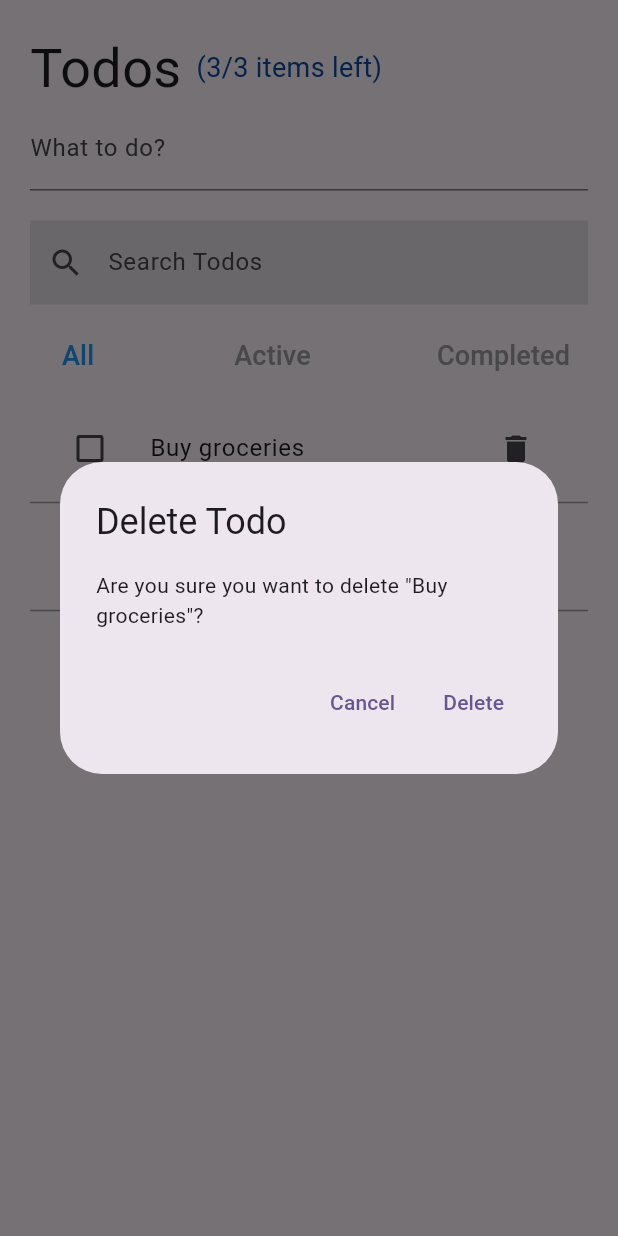
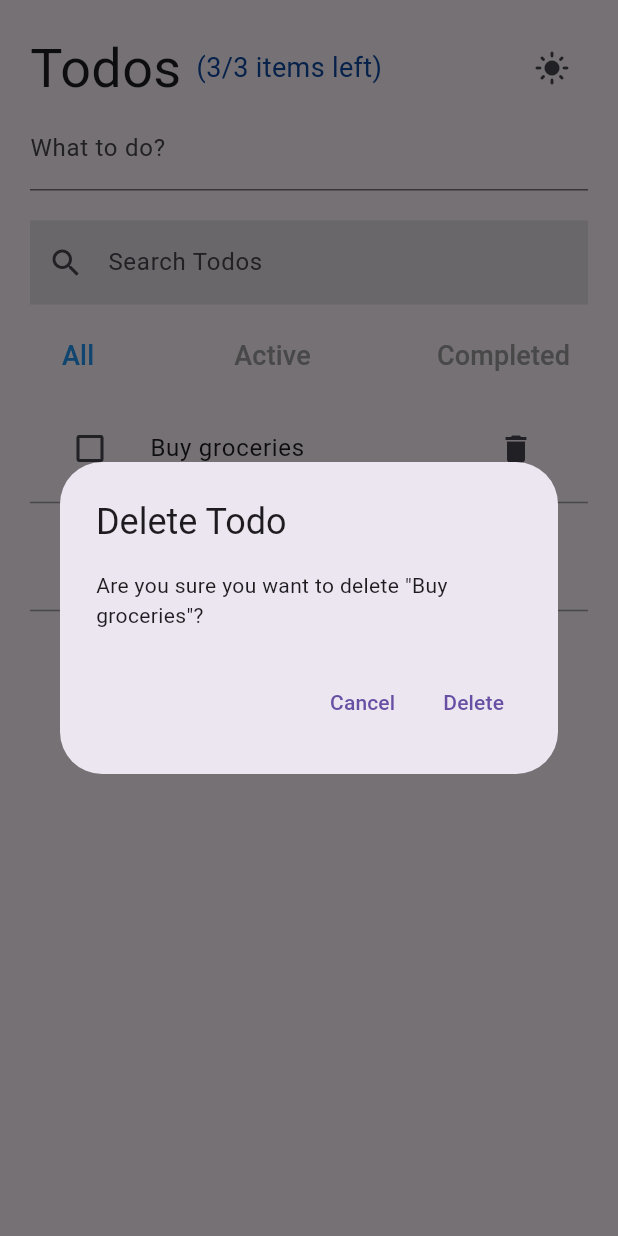
Before and after one commit to hanifeercan/todo_app_with_riverpod_sync, a Flutter app: the screen it shows after launch, after a tap on the "delete" icon, on a phone screen of 412 x 824 dp. Run offline on Flutter 3.47's test engine with Material 3 defaults, Android fonts, the phone set to English and light mode, and no system bars; our stand-ins replace flutter_riverpod, freezed_annotation, riverpod_annotation; generated files the repository leaves out were written again.

Commit message:
Add light and dark theme

```diff
--- a/lib/main.dart
+++ b/lib/main.dart
@@ -1,5 +1,6 @@
 import 'package:flutter/material.dart';
 import 'package:flutter_riverpod/flutter_riverpod.dart';
+import 'package:todo_app_with_riverpod_sync/pages/providers/theme/theme_provider.dart';
 import 'package:todo_app_with_riverpod_sync/pages/todos_page.dart';
 
 void main() {
@@ -10,17 +11,17 @@ void main() {
   );
 }
 
-class MyApp extends StatelessWidget {
+class MyApp extends ConsumerWidget {
   const MyApp({super.key});
 
   @override
-  Widget build(BuildContext context) {
+  Widget build(BuildContext context, WidgetRef ref) {
+
+    final currentTheme = ref.watch(themeProvider);
+
     return MaterialApp(
       title: 'Flutter Demo',
-      theme: ThemeData(
-        useMaterial3: true,
-        colorScheme: ColorScheme.fromSeed(seedColor: Colors.deepPurple),
-      ),
+      theme: currentTheme == AppTheme.light ? ThemeData.light(useMaterial3: true): ThemeData.dark(useMaterial3: true),
       home: const TodosPage(),
     );
   }
--- /dev/null
+++ b/lib/pages/providers/theme/theme_provider.dart
@@ -0,0 +1,20 @@
+import 'package:riverpod_annotation/riverpod_annotation.dart';
+
+part 'theme_provider.g.dart';
+
+enum AppTheme{
+  light,
+  dark,
+}
+
+@riverpod
+class Theme extends _$Theme {
+  @override
+  AppTheme build() {
+    return AppTheme.light; // Default theme
+  }
+
+  void toogleTheme() {
+    state = state == AppTheme.light ? AppTheme.dark : AppTheme.light;
+  }
+}
--- a/lib/pages/widgets/todo_header.dart
+++ b/lib/pages/widgets/todo_header.dart
@@ -1,6 +1,7 @@
 import 'package:flutter/material.dart';
 import 'package:flutter_riverpod/flutter_riverpod.dart';
 import 'package:todo_app_with_riverpod_sync/pages/providers/active_todo_count/active_todo_count_provider.dart';
+import 'package:todo_app_with_riverpod_sync/pages/providers/theme/theme_provider.dart';
 import 'package:todo_app_with_riverpod_sync/pages/providers/todo_list/todo_list_provider.dart';
 
 class TodoHeader extends ConsumerWidget {
@@ -12,6 +13,9 @@ class TodoHeader extends ConsumerWidget {
   final todoList = ref.watch(todoListProvider);
 
     return Row(
+      mainAxisAlignment: MainAxisAlignment.spaceBetween,
+      children: [
+        Row(
           children: [
             Text(
               'Todos',
@@ -28,6 +32,11 @@ class TodoHeader extends ConsumerWidget {
               ),
             )
           ],
+        ),
+        IconButton(onPressed: (){
+          ref.read(themeProvider.notifier).toogleTheme();
+        }, icon: const Icon(Icons.light_mode)),
+      ],
     );
   }
 }
```
Also changed, not shown: lib/pages/providers/theme/theme_provider.g.dart (added). Lines whose indentation alone changed are shown as unchanged.
